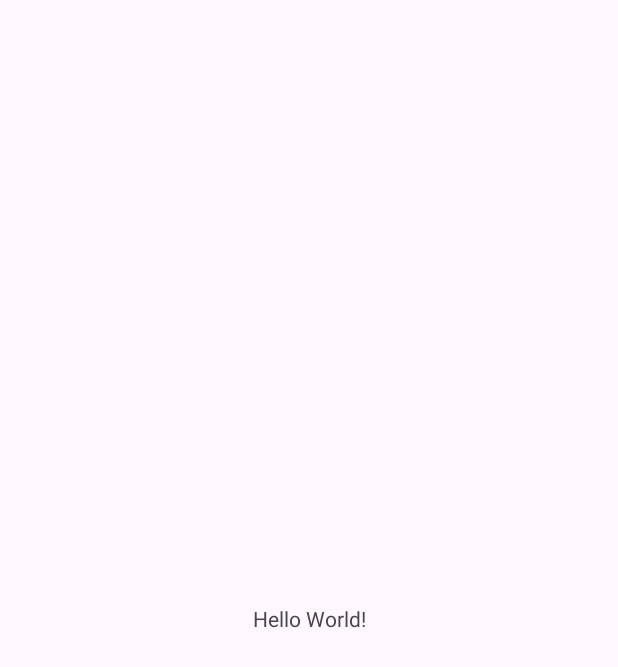
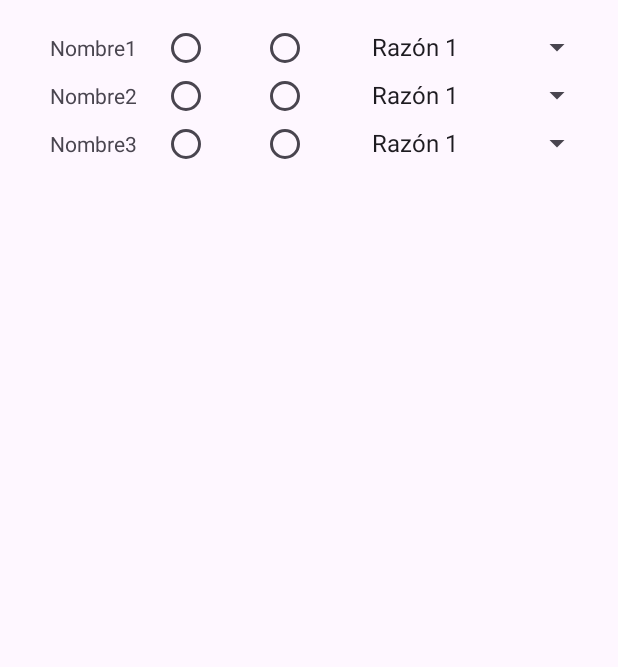
Before and after one commit to Rhafiki24/Parte, an Android app: the screen it shows after launch (MainActivity), on a phone screen of 412 x 824 dp. Before the commit the part shown is almost empty. Shown: the top 667 px of the screen. Run offline under Robolectric (Android 15) with nearby library versions, the phone set to English and light mode, and no system bars.

Commit message:
commit 1

```diff
--- a/app/src/main/java/com/example/partediario/MainActivity.java
+++ b/app/src/main/java/com/example/partediario/MainActivity.java
@@ -1,14 +1,49 @@
 package com.example.partediario;
 
+import android.os.Bundle;
+import android.view.Gravity;
+import android.widget.ArrayAdapter;
+import android.widget.RadioButton;
+import android.widget.Spinner;
+import android.widget.TableLayout;
+import android.widget.TableRow;
+import android.widget.TextView;
 import androidx.appcompat.app.AppCompatActivity;
 
-import android.os.Bundle;
+public class MainActivity extends AppCompatActivity {
 
-public class MainActivity extends AppCompatActivity {
+    private TableLayout tableLayout;
+    private String[] nombres = {"Nombre1", "Nombre2", "Nombre3"};
+    private String[] razones = {"Razón 1", "Razón 2", "Razón 3"};
 
     @Override
     protected void onCreate(Bundle savedInstanceState) {
         super.onCreate(savedInstanceState);
         setContentView(R.layout.activity_main);
+
+        tableLayout = findViewById(R.id.tableLayout);
+
+        for (String nombre : nombres) {
+            TableRow row = new TableRow(this);
+
+            TextView textView = new TextView(this);
+            textView.setText(nombre);
+            textView.setGravity(Gravity.CENTER);
+            row.addView(textView);
+
+            RadioButton formaRadioButton = new RadioButton(this);
+            row.addView(formaRadioButton);
+
+            RadioButton noFormaRadioButton = new RadioButton(this);
+            row.addView(noFormaRadioButton);
+
+            Spinner spinner = new Spinner(this);
+            ArrayAdapter<String> adapter = new ArrayAdapter<>(this, android.R.layout.simple_spinner_item, razones);
+            adapter.setDropDownViewResource(android.R.layout.simple_spinner_dropdown_item);
+            spinner.setAdapter(adapter);
+            row.addView(spinner);
+
+            tableLayout.addView(row);
+        }
     }
 }
--- a/app/src/main/res/layout/activity_main.xml
+++ b/app/src/main/res/layout/activity_main.xml
@@ -1,18 +1,15 @@
 <?xml version="1.0" encoding="utf-8"?>
-<androidx.constraintlayout.widget.ConstraintLayout xmlns:android="http://schemas.android.com/apk/res/android"
-    xmlns:app="http://schemas.android.com/apk/res-auto"
+<RelativeLayout xmlns:android="http://schemas.android.com/apk/res/android"
     xmlns:tools="http://schemas.android.com/tools"
     android:layout_width="match_parent"
     android:layout_height="match_parent"
+    android:padding="16dp"
     tools:context=".MainActivity">
 
-    <TextView
-        android:layout_width="wrap_content"
+    <TableLayout
+        android:id="@+id/tableLayout"
+        android:layout_width="match_parent"
         android:layout_height="wrap_content"
-        android:text="Hello World!"
-        app:layout_constraintBottom_toBottomOf="parent"
-        app:layout_constraintEnd_toEndOf="parent"
-        app:layout_constraintStart_toStartOf="parent"
-        app:layout_constraintTop_toTopOf="parent" />
-
-</androidx.constraintlayout.widget.ConstraintLayout>
+        android:stretchColumns="0,1,2,3">
+    </TableLayout>
+</RelativeLayout>
--- a/app/src/main/res/values/strings.xml
+++ b/app/src/main/res/values/strings.xml
@@ -1,3 +1,7 @@
 <resources>
-    <string name="app_name">Parte Diario</string>
+    <string-array name="razones_array">
+        <item>Razón 1</item>
+        <item>Razón 2</item>
+        <item>Razón 3</item>
+    </string-array>
 </resources>
```
